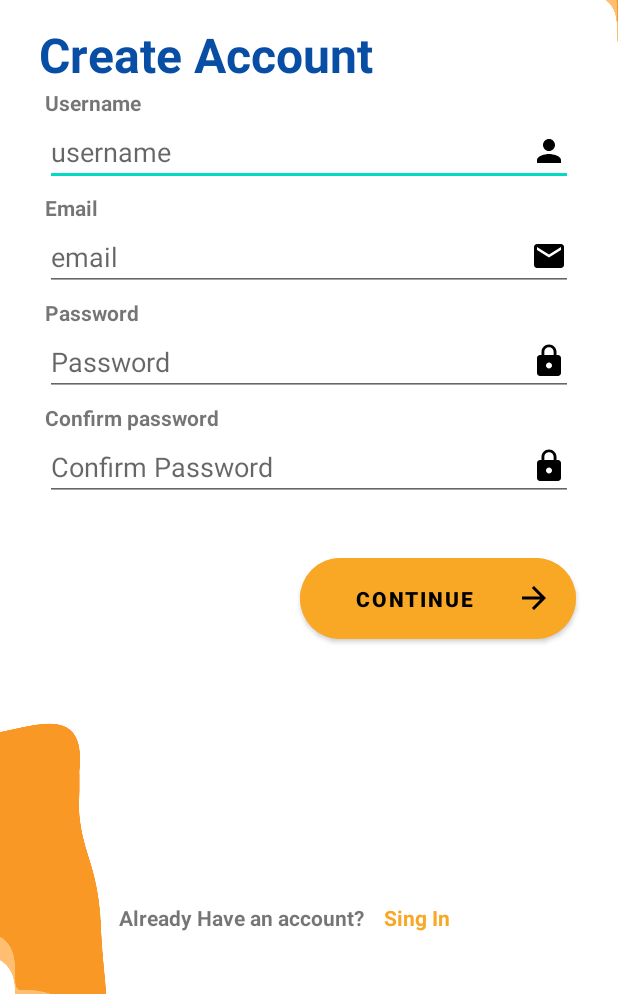
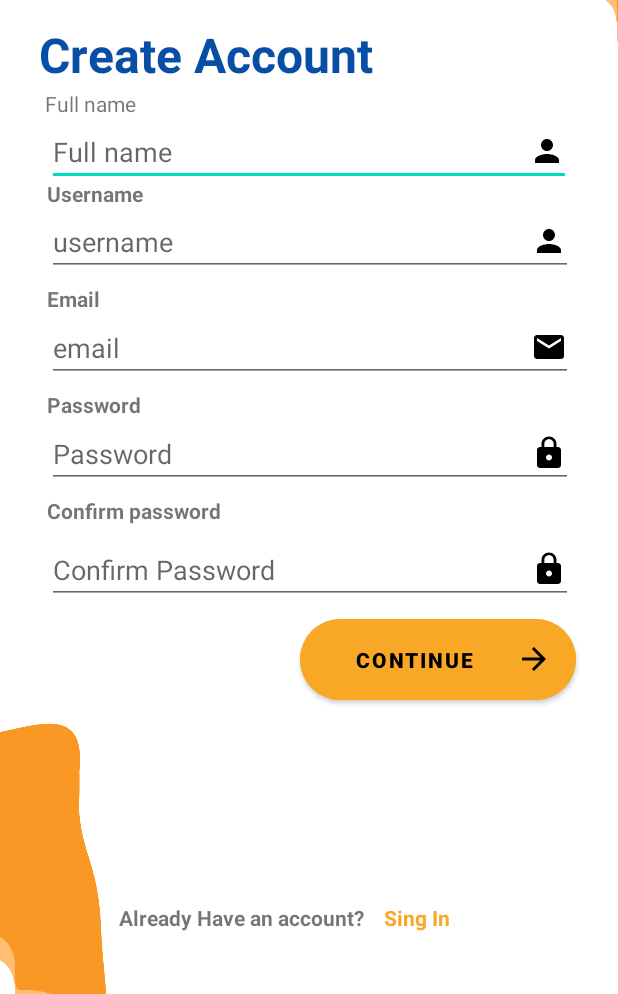
Before and after one commit to DevoirEnGroupe/MesajemFinal, an Android app: the RegisterActivity screen opened directly, with no data from a screen before it, on a phone screen of 412 x 824 dp, the part 242-1236 px from its top. Run offline under Robolectric (Android 15) with nearby library versions, the phone set to English and light mode, and no system bars; libraries missing offline, so code that uses them is left out: com.parse.

Commit message:
Good correction

```diff
--- a/app/src/main/java/ht/mesajem/mesajem/Activities/ListTaskActivity.java
+++ b/app/src/main/java/ht/mesajem/mesajem/Activities/ListTaskActivity.java
@@ -89,7 +89,7 @@ public class ListTaskActivity extends AppCompatActivity {
 
         if(item.getItemId()== R.id.checkable_menu) {
             ParseQuery<Delivery> query = ParseQuery.getQuery(Delivery.class);
-            query.include(Delivery. KEY_USER);
+            query.include(Delivery.KEY_STATUS);
             query.findInBackground(new FindCallback<Delivery>() {
                 @Override
                 public void done(List<Delivery> deliverys, ParseException e) {
--- a/app/src/main/java/ht/mesajem/mesajem/Models/Delivery.java
+++ b/app/src/main/java/ht/mesajem/mesajem/Models/Delivery.java
@@ -17,6 +17,9 @@ public class Delivery extends ParseObject {
     public static final String KEY_USER ="userd";
     public static final String KEY_STATUS ="status";
     public static final String KEY_FULLNAME = "fullname";
+
+
+
 
 
     public Delivery(){
@@ -40,5 +43,5 @@ public class Delivery extends ParseObject {
     }
 
     public Boolean getStatus(){return  getBoolean(KEY_STATUS);}
-    public void setStatus(Boolean satus){put(KEY_STATUS,satus);}
+    public void setStatus(Boolean status){put(KEY_STATUS,status);}
 }
--- a/app/src/main/res/layout/activity_register.xml
+++ b/app/src/main/res/layout/activity_register.xml
@@ -6,6 +6,21 @@
     android:layout_width="match_parent"
     android:layout_height="match_parent"
     tools:context=".Activities.RegisterActivity">
+
+    <EditText
+        android:id="@+id/etfullname"
+        android:layout_width="360dp"
+        android:layout_height="45dp"
+        android:layout_below="@+id/tvnon"
+        android:layout_alignParentStart="true"
+        android:layout_alignParentTop="true"
+        android:layout_marginStart="31dp"
+        android:layout_marginTop="240dp"
+        android:layout_marginEnd="31dp"
+        android:drawableRight="@drawable/ic_baseline_person_24"
+        android:drawablePadding="20dp"
+        android:hint="Full name"
+        android:inputType="" />
 
     <ImageView
         android:id="@+id/imageView7"
@@ -45,100 +60,109 @@
         android:layout_marginBottom="519dp"
         app:srcCompat="@drawable/assest" />
 
-    <TextView
-        android:id="@+id/tvkodsekre1"
-        android:layout_width="93dp"
-        android:layout_height="20dp"
+    <EditText
+        android:id="@+id/etkodsekre2"
+        android:layout_width="360dp"
+        android:layout_height="45dp"
+        android:layout_below="@+id/tvkodsekre2"
         android:layout_alignParentStart="true"
-        android:layout_marginStart="30dp"
-        android:layout_marginTop="360dp"
-        android:gravity="top"
-        android:text="@string/passwad"
-        android:textStyle="bold" />
+        android:layout_marginStart="31dp"
+        android:layout_marginTop="7dp"
+        android:layout_marginEnd="30dp"
+        android:drawableRight="@drawable/ic_baseline_lock_24"
+        android:drawablePadding="20dp"
+        android:hint="Confirm Password"
+        android:inputType="" />
 
     <TextView
-        android:id="@+id/tvkodsekre2"
-        android:layout_width="204dp"
-        android:layout_height="35dp"
+        android:id="@+id/tvnon"
+        android:layout_width="244dp"
+        android:layout_height="20dp"
+        android:layout_below="@+id/textView6"
         android:layout_alignParentStart="true"
-        android:layout_marginStart="30dp"
-        android:layout_marginTop="430dp"
+        android:layout_marginStart="31dp"
+        android:layout_marginTop="61dp"
         android:gravity="top"
-        android:text="Confirm password"
+        android:text="@string/non_itiliza"
         android:textStyle="bold" />
 
     <TextView
         android:id="@+id/tvimel"
         android:layout_width="136dp"
         android:layout_height="20dp"
+        android:layout_below="@+id/etnon"
         android:layout_alignParentStart="true"
-        android:layout_marginStart="30dp"
-        android:layout_marginTop="290dp"
+        android:layout_marginStart="31dp"
+        android:layout_marginTop="5dp"
         android:gravity="top"
         android:text="@string/adres_koury"
         android:textStyle="bold" />
 
+    <EditText
+        android:id="@+id/etimel"
+        android:layout_width="360dp"
+        android:layout_height="45dp"
+        android:layout_below="@+id/tvimel"
+        android:layout_alignParentStart="true"
+        android:layout_marginStart="31dp"
+        android:layout_marginTop="0dp"
+        android:layout_marginEnd="30dp"
+        android:drawableRight="@drawable/ic_baseline_mail_24"
+        android:drawablePadding="20dp"
+        android:hint="email"
+        android:inputType="" />
+
     <TextView
-        android:id="@+id/tvnon"
-        android:layout_width="244dp"
+        android:id="@+id/tvkodsekre1"
+        android:layout_width="93dp"
         android:layout_height="20dp"
+        android:layout_below="@+id/etimel"
         android:layout_alignParentStart="true"
-        android:layout_marginStart="30dp"
-        android:layout_marginTop="220dp"
+        android:layout_marginStart="31dp"
+        android:layout_marginTop="5dp"
         android:gravity="top"
-        android:text="@string/non_itiliza"
+        android:text="@string/passwad"
+        android:textStyle="bold" />
+
+    <EditText
+        android:id="@+id/etkodsekre1"
+        android:layout_width="360dp"
+        android:layout_height="45dp"
+        android:layout_below="@+id/tvkodsekre1"
+        android:layout_alignParentStart="true"
+        android:layout_marginStart="31dp"
+        android:layout_marginTop="0dp"
+        android:layout_marginEnd="30dp"
+        android:drawableRight="@drawable/ic_baseline_lock_24"
+        android:drawablePadding="20dp"
+        android:hint="Password"
+        android:inputType="" />
+
+    <TextView
+        android:id="@+id/tvkodsekre2"
+        android:layout_width="207dp"
+        android:layout_height="wrap_content"
+        android:layout_below="@+id/etkodsekre1"
+        android:layout_alignParentStart="true"
+        android:layout_marginStart="31dp"
+        android:layout_marginTop="5dp"
+        android:gravity="top"
+        android:text="Confirm password"
         android:textStyle="bold" />
 
     <EditText
         android:id="@+id/etnon"
         android:layout_width="360dp"
         android:layout_height="45dp"
+        android:layout_below="@+id/tvnon"
         android:layout_alignParentStart="true"
-        android:layout_marginStart="30dp"
-        android:layout_marginTop="240dp"
+        android:layout_alignParentTop="true"
+        android:layout_marginStart="31dp"
+        android:layout_marginTop="300dp"
         android:layout_marginEnd="30dp"
         android:drawableRight="@drawable/ic_baseline_person_24"
         android:drawablePadding="20dp"
         android:hint="username"
-        android:inputType="" />
-
-    <EditText
-        android:id="@+id/etimel"
-        android:layout_width="360dp"
-        android:layout_height="45dp"
-        android:layout_alignParentStart="true"
-        android:layout_marginStart="30dp"
-        android:layout_marginTop="310dp"
-        android:layout_marginEnd="30dp"
-        android:drawableRight="@drawable/ic_baseline_mail_24"
-        android:drawablePadding="20dp"
-        android:hint="email"
-        android:inputType="" />
-
-    <EditText
-        android:id="@+id/etkodsekre1"
-        android:layout_width="360dp"
-        android:layout_height="45dp"
-        android:layout_alignParentStart="true"
-        android:layout_marginStart="30dp"
-        android:layout_marginTop="380dp"
-        android:layout_marginEnd="30dp"
-        android:drawableRight="@drawable/ic_baseline_lock_24"
-        android:drawablePadding="20dp"
-        android:hint="Password"
-        android:inputType="" />
-
-    <EditText
-        android:id="@+id/etkodsekre2"
-        android:layout_width="360dp"
-        android:layout_height="45dp"
-        android:layout_alignParentStart="true"
-        android:layout_marginStart="30dp"
-        android:layout_marginTop="450dp"
-        android:layout_marginEnd="30dp"
-        android:drawableRight="@drawable/ic_baseline_lock_24"
-        android:drawablePadding="20dp"
-        android:hint="Confirm Password"
         android:inputType="" />
 
     <Button
@@ -150,7 +174,7 @@
         android:layout_alignParentEnd="true"
         android:layout_alignParentBottom="false"
         android:layout_marginStart="200dp"
-        android:layout_marginTop="527dp"
+        android:layout_marginTop="568dp"
         android:layout_marginEnd="28dp"
         android:backgroundTint="#F9A826"
         android:drawableRight="@drawable/ic_baseline_arrow_forward_24"
@@ -209,5 +233,15 @@
         android:textSize="32sp"
         android:textStyle="bold" />
 
+    <TextView
+        android:id="@+id/tvfullname"
+        android:layout_width="wrap_content"
+        android:layout_height="wrap_content"
+        android:layout_below="@+id/textView6"
+        android:layout_alignParentStart="true"
+        android:layout_marginStart="30dp"
+        android:layout_marginTop="1dp"
+        android:text="Full name" />
+
 
 </RelativeLayout>
```
